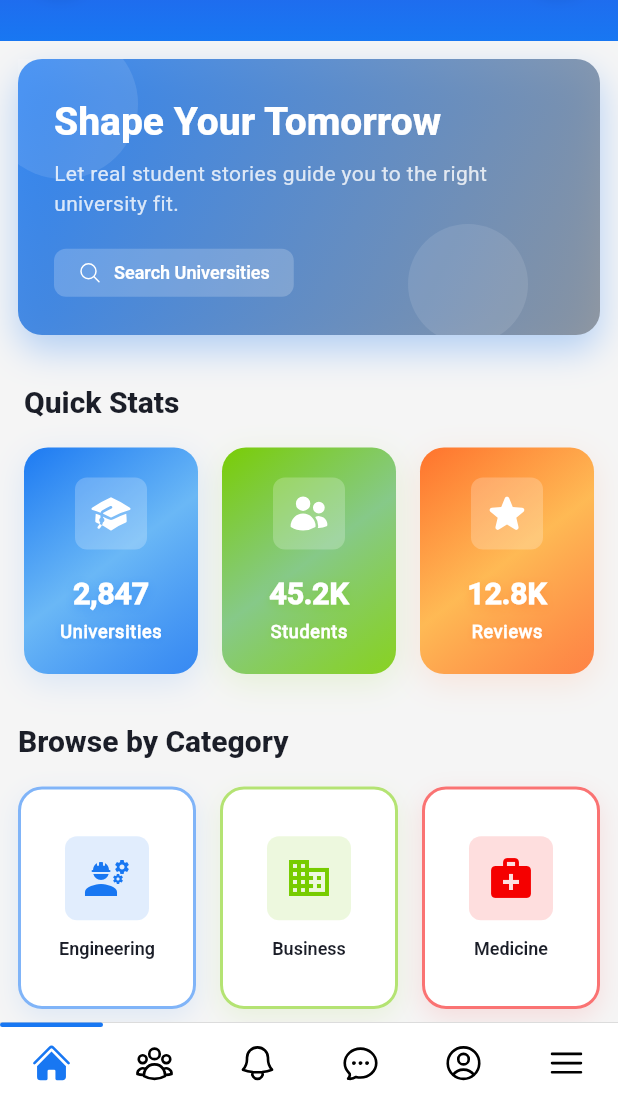
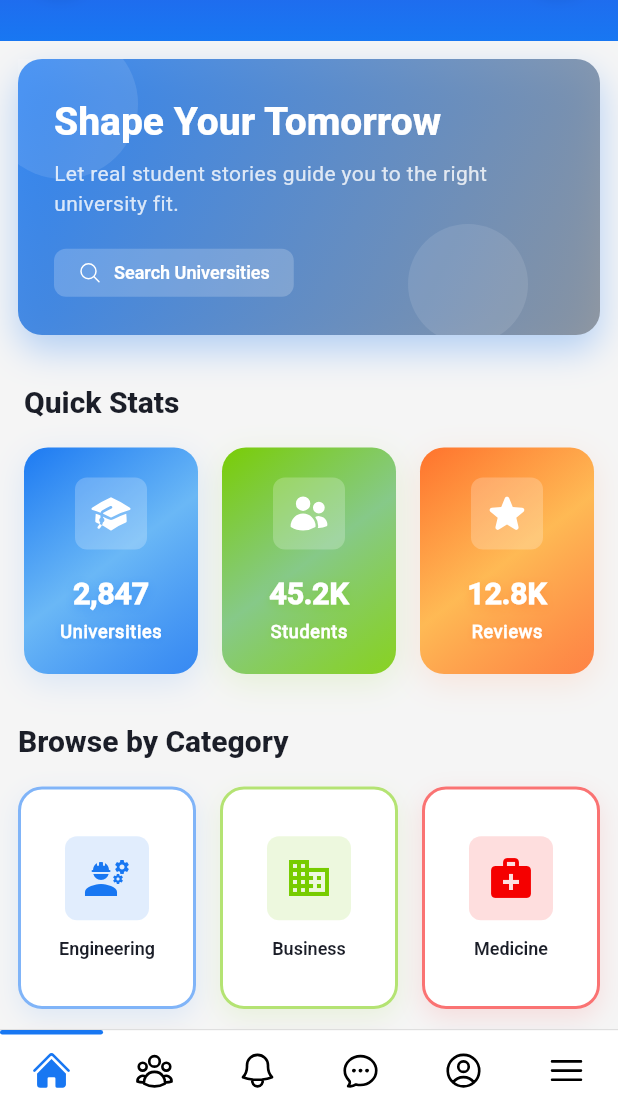
Before and after one commit to YB-TEAM/edu-review-hub, a Flutter app: the MainScreen screen opened by its route, on a phone screen of 412 x 824 dp, the part 124-1236 px from its top. Run offline on Flutter 3.47's test engine with Material 3 defaults, Android fonts, the phone set to English and light mode, and no system bars; drawn by our look-alikes of persistent_bottom_nav_bar_v2; our stand-ins replace dartz, dio, flutter_bloc, flutter_svg, get_it, like_button and 4 more; accounts and stored records are empty; network calls fail; statements that could not run were skipped.

Commit message:
refactor: update NDK version in build.gradle.kts and adjust main screen height; simplify asset paths in pubspec.yaml

```diff
--- a/mobile/edu_review_mobile/lib/features/main_screen.dart
+++ b/mobile/edu_review_mobile/lib/features/main_screen.dart
@@ -144,7 +144,7 @@ class _MainScreenState extends State<MainScreen> {
         navBarBuilder: (navBarConfig) {
           final selectedIndex = navBarConfig.selectedIndex;
           return Container(
-            height: 60,
+            height: 55,
             decoration: BoxDecoration(
               color: AppColors.primaryWhite,
               border: Border(
--- a/mobile/edu_review_mobile/lib/main.dart
+++ b/mobile/edu_review_mobile/lib/main.dart
@@ -5,7 +5,6 @@ import 'package:edu_review_mobile/common/bloc/auth/auth_state_cubit.dart';
 import 'package:edu_review_mobile/service_locator.dart';
 import 'package:flutter/foundation.dart';
 import 'package:edu_review_mobile/common_libs.dart';
-import 'package:flutter/services.dart';
 import 'package:flutter_bloc/flutter_bloc.dart';
 import 'package:edu_review_mobile/features/main_screen.dart';
 
@@ -14,8 +13,6 @@ void main() {
   runZonedGuarded(
     () async {
       WidgetsFlutterBinding.ensureInitialized();
-
-      SystemChrome.setEnabledSystemUIMode(SystemUiMode.immersiveSticky);
 
       String initialRoute = RouteConstant.signIn;
 
```
Also changed, not shown: mobile/edu_review_mobile/pubspec.yaml (+1 -36 lines), 1 other file.
